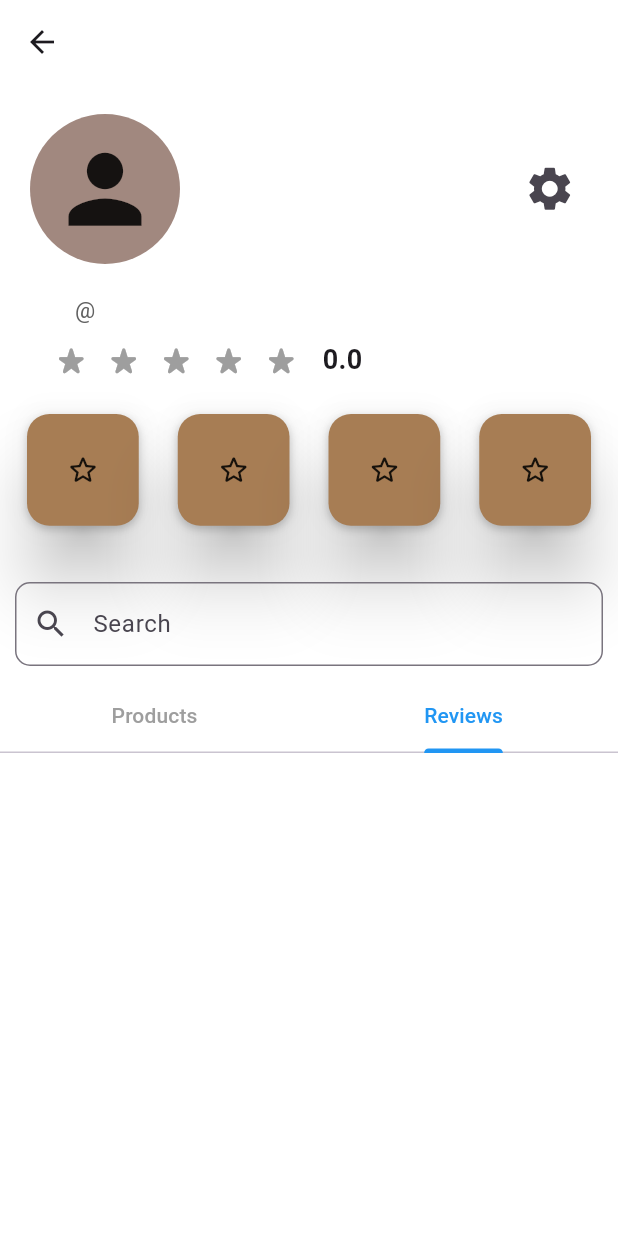
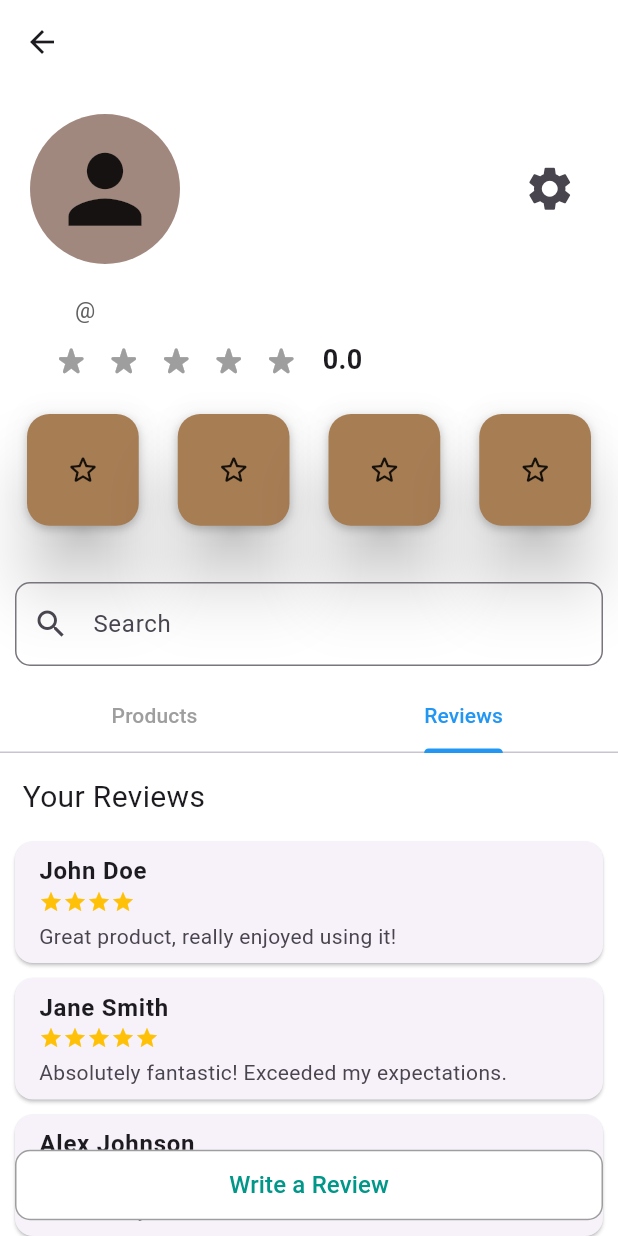
Before and after one commit to auniNajwa/buku_text_map, a Flutter app: the ProfilePage screen opened by its route, tab 2 chosen, on a phone screen of 412 x 824 dp. Run offline on Flutter 3.47's test engine with Material 3 defaults, Android fonts, the light colour scheme and no system bars; drawn by our look-alikes of flutter_rating_bar; our stand-ins replace cloud_firestore, firebase_auth, firebase_core, firebase_storage, fl_chart, google_nav_bar and 1 more; accounts and stored records are empty.

Commit message:
UI for User's view review & Give review button

```diff
--- a/BukuTextLy_users/bukutextly_users/lib/pages/feedback_page.dart
+++ b/BukuTextLy_users/bukutextly_users/lib/pages/feedback_page.dart
@@ -57,7 +57,7 @@ class _FeedbackPageState extends State<FeedbackPage> {
                 children: [
                   Center(
                     child: Image.asset(
-                      'assets/logos/Feedback-cuate.png', // Replace with your image URL or asset
+                      'assets/images/Feedback-cuate.png', // Replace with your image URL or asset
                       width: 150,
                       height: 150,
                     ),
--- a/BukuTextLy_users/bukutextly_users/lib/pages/profile_page.dart
+++ b/BukuTextLy_users/bukutextly_users/lib/pages/profile_page.dart
@@ -1,3 +1,4 @@
+import 'package:bukutextly_users/pages/feedback_page.dart';
 import 'package:flutter/material.dart';
 import 'package:cloud_firestore/cloud_firestore.dart';
 import 'package:firebase_auth/firebase_auth.dart';
@@ -45,6 +46,30 @@ class _ProfilePageState extends State<ProfilePage> {
 
   @override
   Widget build(BuildContext context) {
+    // Dummy review data
+    final List<Map<String, dynamic>> reviews = [
+      {
+        'username': 'John Doe',
+        'rating': 4,
+        'comment': 'Great product, really enjoyed using it!'
+      },
+      {
+        'username': 'Jane Smith',
+        'rating': 5,
+        'comment': 'Absolutely fantastic! Exceeded my expectations.'
+      },
+      {
+        'username': 'Alex Johnson',
+        'rating': 3,
+        'comment': 'It was okay, had some issues but overall not bad.'
+      },
+      {
+        'username': 'Emily Brown',
+        'rating': 4,
+        'comment': 'Very good, would recommend to others.'
+      },
+    ];
+
     return DefaultTabController(
       length: 2,
       child: Scaffold(
@@ -316,20 +341,100 @@ class _ProfilePageState extends State<ProfilePage> {
                             );
                           },
                         ),
+
                         // Reviews Tab
                         Container(
                           color: Colors.white,
-                          child: Column(
-                            mainAxisSize: MainAxisSize.max,
+                          child: Stack(
                             children: [
-                              Align(
-                                alignment: AlignmentDirectional(-1, 0),
-                                child: Padding(
-                                  padding: EdgeInsetsDirectional.fromSTEB(
-                                      10, 10, 0, 0),
+                              Column(
+                                mainAxisSize: MainAxisSize.max,
+                                children: [
+                                  Align(
+                                    alignment: AlignmentDirectional(-1, 0),
+                                    child: Padding(
+                                      padding: EdgeInsetsDirectional.fromSTEB(
+                                          15, 15, 0, 0),
+                                      child: Text(
+                                        "Your Reviews", // Add your reviews content here
+                                        style: TextStyle(fontSize: 20),
+                                      ),
+                                    ),
+                                  ),
+                                  Expanded(
+                                    child: ListView.builder(
+                                      padding: EdgeInsets.all(10),
+                                      itemCount: reviews.length,
+                                      itemBuilder: (context, index) {
+                                        final review = reviews[index];
+                                        return Card(
+                                          margin:
+                                              EdgeInsets.symmetric(vertical: 5),
+                                          child: ListTile(
+                                            title: Text(
+                                              review['username'],
+                                              style: TextStyle(
+                                                  fontWeight: FontWeight.bold),
+                                            ),
+                                            subtitle: Column(
+                                              crossAxisAlignment:
+                                                  CrossAxisAlignment.start,
+                                              children: [
+                                                Row(
+                                                  children: List.generate(
+                                                    review['rating'],
+                                                    (index) => Icon(
+                                                      Icons.star,
+                                                      color: Colors.amber,
+                                                      size: 16,
+                                                    ),
+                                                  ),
+                                                ),
+                                                SizedBox(height: 5),
+                                                Text(review['comment']),
+                                              ],
+                                            ),
+                                          ),
+                                        );
+                                      },
+                                    ),
+                                  ),
+                                ],
+                              ),
+                              Positioned(
+                                bottom: 10,
+                                left: 10,
+                                right: 10,
+                                child: OutlinedButton(
+                                  onPressed: () {
+                                    Navigator.push(
+                                      context,
+                                      MaterialPageRoute(
+                                        builder: (context) => FeedbackPage(),
+                                      ),
+                                    );
+                                  },
+                                  style: OutlinedButton.styleFrom(
+                                    backgroundColor: Colors.white,
+                                    side: BorderSide(
+                                        color: Colors.grey), // Border color
+                                    shape: RoundedRectangleBorder(
+                                      borderRadius: BorderRadius.circular(
+                                          10), // Rounded corners
+                                    ),
+                                    padding: EdgeInsets.symmetric(
+                                        vertical:
+                                            12), // Padding inside the button
+                                  ),
+                                  child: Text(
+                                    'Write a Review',
+                                    style: TextStyle(
+                                      color: Colors.teal, // Text color
+                                      fontSize: 16, // Font size
+                                    ),
+                                  ),
                                 ),
                               ),
-                              // Add your reviews content here
                             ],
                           ),
                         ),
```
